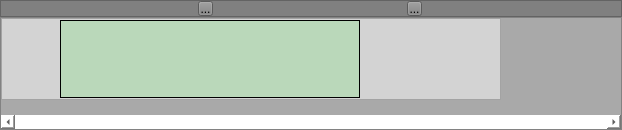
Before: the Qt Designer form testAnimTimeline/animtimeline.ui in hiergaut/AnimTimeline, drawn with Qt 5.
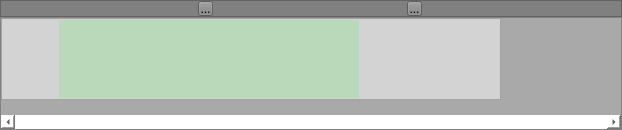
After: the same form once the commit is applied. Icons and pictures are not drawn. Custom widgets are drawn as their Qt base class.

Commit message: change label to slider

```diff
--- a/testAnimTimeline/animtimeline.ui
+++ b/testAnimTimeline/animtimeline.ui
@@ -266,7 +266,7 @@
            <number>0</number>
           </property>
           <property name="leftMargin">
-           <number>1</number>
+           <number>0</number>
           </property>
           <property name="topMargin">
            <number>1</number>
@@ -333,7 +333,8 @@
              </size>
             </property>
             <property name="styleSheet">
-             <string notr="true">background-color: qlineargradient(spread:pad, x1: 0 y1: 0, x2: 0 y2: 1, stop:0 rgba(0,255, 0, 30), stop:1 rgba(0, 255, 0, 30));</string>
+             <string notr="true">background-color: qlineargradient(spread:pad, x1: 0 y1: 0, x2: 0 y2: 1, stop:0 rgba(0,255, 0, 30), stop:1 rgba(0, 255, 0, 30));
+border: 0px;</string>
             </property>
             <property name="frameShape">
              <enum>QFrame::StyledPanel</enum>
@@ -341,6 +342,9 @@
             <property name="frameShadow">
              <enum>QFrame::Raised</enum>
             </property>
+            <property name="lineWidth">
+             <number>1</number>
+            </property>
            </widget>
           </item>
           <item>
```
Left out of the diff: 7 changed lines with no effect on the pictures. The commit also changes 7 other files.
